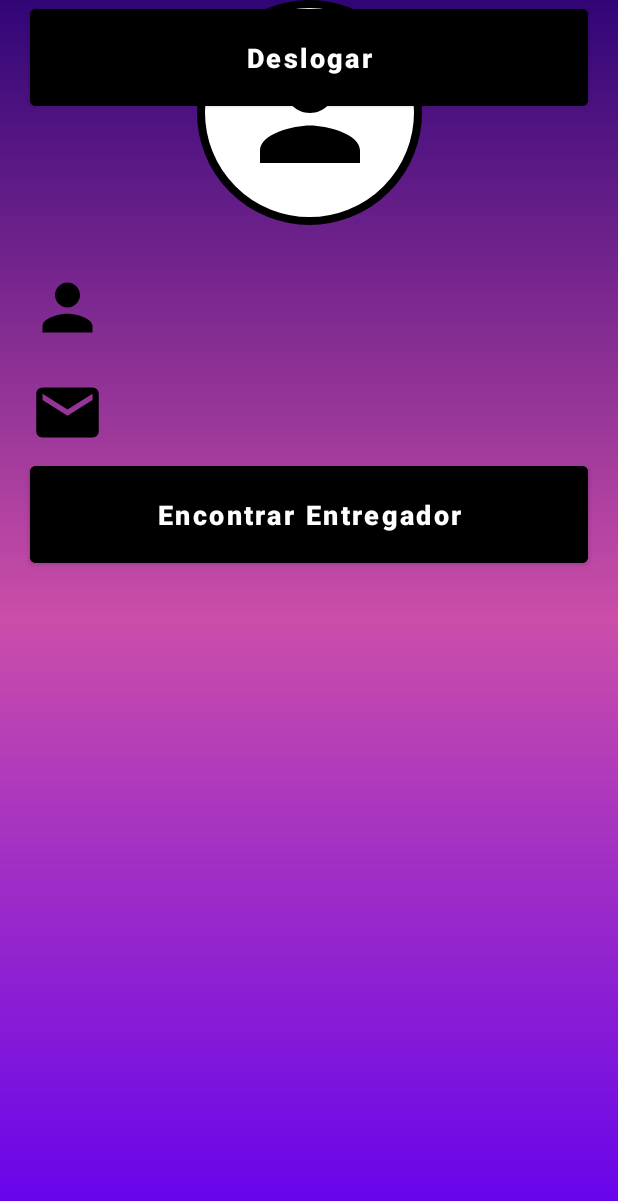
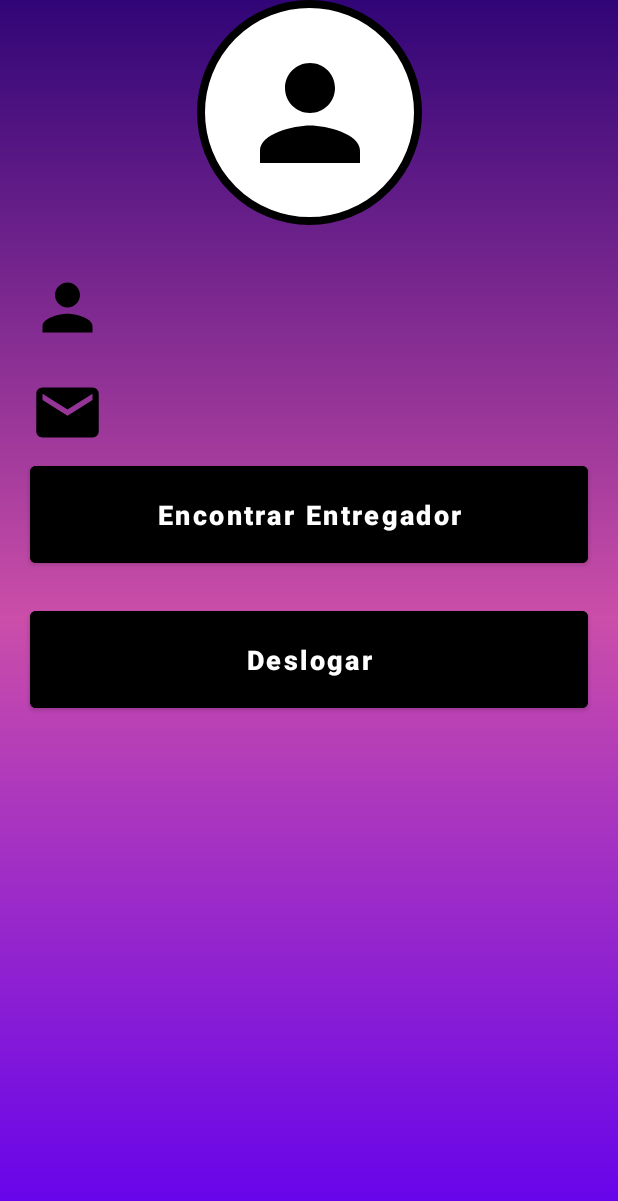
Before and after one commit to Kamarguera/TELA_LOGIN_AUGUSTO_CAMARGO, an Android app: the TelaPrincipal screen opened directly, with no data from a screen before it, on a phone screen of 412 x 824 dp. Shown: the top 1201 px of the screen. Run offline under Robolectric (Android 15) with nearby library versions, the phone set to English and light mode, and no system bars; our stand-ins replace Firebase (no records; nobody signed in at launch, a user with empty details on screens opened directly).

```diff
--- a/app/src/main/res/layout/activity_tela_principal.xml
+++ b/app/src/main/res/layout/activity_tela_principal.xml
@@ -109,7 +109,7 @@
         android:textColor="@color/white"
         android:textSize="18sp"
         android:textStyle="bold"
-        app:layout_constraintTop_toBottomOf="@+id/btn_encontrar_motoboys"
+        app:layout_constraintTop_toBottomOf="@+id/btn_encontrar_entregador"
 
         />
 
```
